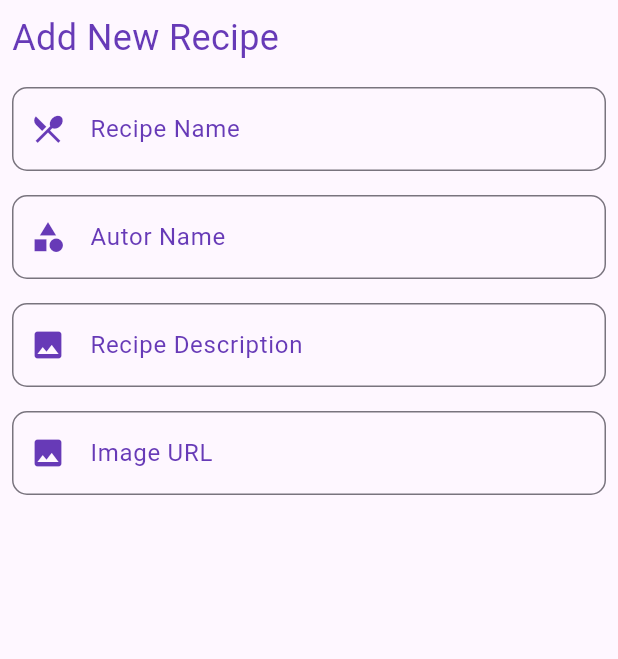
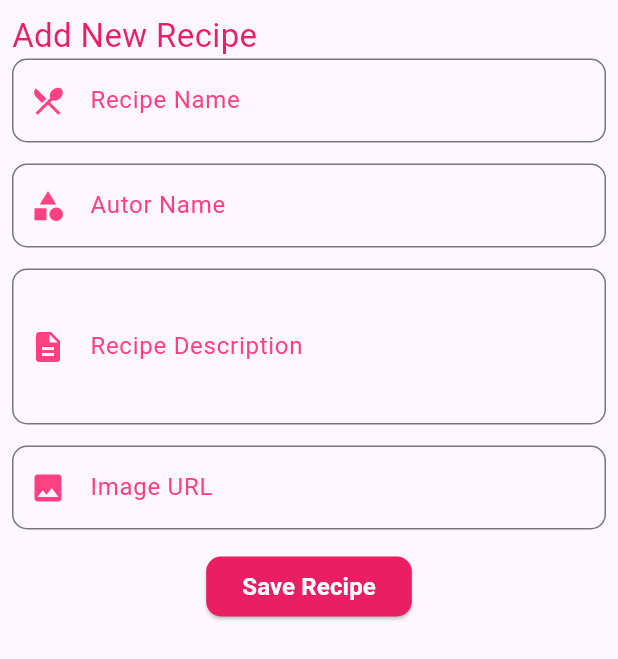
Before and after one commit to angelinajm13/recipe_book, a Flutter app: the RecipeForm widget shown alone on an empty page, opened directly, on a phone screen of 412 x 824 dp. Shown: the top 659 px of the screen. Run offline on Flutter 3.47's test engine with Material 3 defaults, Android fonts, the phone set to English and light mode, and no system bars; network calls fail; Roboto replaces fonts that are missing (Quicksand).

Commit message:
botón save y scroll en form

```diff
--- a/lib/screens/home_screen.dart
+++ b/lib/screens/home_screen.dart
@@ -31,11 +31,24 @@ class HomeScreen extends StatelessWidget {
 Future<void> _showBottom(BuildContext context) {
   return showModalBottomSheet(
     context: context,
-    builder: (contexto) => Container(
-      width: MediaQuery.of(context).size.width,
-      height: 500,
-      color: Colors.white,
-      child: RecipeForm(),
+    isScrollControlled: true,
+    builder: (contexto) => Padding(
+      padding: EdgeInsets.only(
+        bottom: MediaQuery.of(contexto).viewInsets.bottom,
+      ),
+      child: Container(
+        constraints: BoxConstraints(
+          maxHeight: MediaQuery.of(contexto).size.height * 0.5,
+        ),
+        width: MediaQuery.of(contexto).size.width,
+        color: Colors.white,
+        child: Column(
+          mainAxisSize: MainAxisSize.min,
+          children: [
+            Expanded(child: SingleChildScrollView(child: RecipeForm())),
+          ],
+        ),
+      ),
     ),
   );
 }
@@ -105,40 +118,90 @@ class RecipeForm extends StatelessWidget {
     return Padding(
       padding: EdgeInsets.all(8),
       child: Form(
-        // key: _formKey,
+        key: _formKey,
         child: Column(
           crossAxisAlignment: CrossAxisAlignment.start,
           children: [
             Text(
               'Add New Recipe',
-              style: TextStyle(color: Colors.deepPurple, fontSize: 24),
+              style: TextStyle(color: Colors.pink, fontSize: 22),
             ),
-            SizedBox(height: 16),
+
             _buildTextField(
               controller: _recipeName,
               label: 'Recipe Name',
               icon: Icons.restaurant_menu,
+              validator: (value) {
+                if (value == null || value.isEmpty) {
+                  return 'Please enter a recipe name';
+                }
+                return null;
+              },
             ),
+            SizedBox(height: 14),
 
-            SizedBox(height: 16),
             _buildTextField(
               controller: _recipeAutor,
               label: 'Autor Name',
               icon: Icons.category,
+              validator: (value) {
+                if (value == null || value.isEmpty) {
+                  return 'Please enter a autor recipe name';
+                }
+                return null;
+              },
             ),
+            SizedBox(height: 14),
 
-            SizedBox(height: 16),
             _buildTextField(
+              maxLines: 3,
               controller: _recipeDescription,
               label: 'Recipe Description',
-              icon: Icons.image,
+              icon: Icons.description,
+              validator: (value) {
+                if (value == null || value.isEmpty) {
+                  return 'Please enter a recipe description';
+                }
+                return null;
+              },
             ),
+            SizedBox(height: 14),
 
-            SizedBox(height: 16),
             _buildTextField(
               controller: _recipeIMG,
               label: 'Image URL',
               icon: Icons.image,
+              validator: (value) {
+                if (value == null || value.isEmpty) {
+                  return 'Please enter a recipe image URL';
+                }
+                return null;
+              },
+            ),
+            SizedBox(height: 14),
+            Center(
+              child: ElevatedButton(
+                onPressed: () {
+                  if (_formKey.currentState!.validate()) {
+                    // Aquí puedo manejar la lógica para guardar la receta
+                    Navigator.pop(context); // Cierra el modal al guardar
+                  }
+                },
+                style: ElevatedButton.styleFrom(
+                  backgroundColor: Colors.pink,
+                  shape: RoundedRectangleBorder(
+                    borderRadius: BorderRadius.circular(10),
+                  ),
+                ),
+                child: Text(
+                  'Save Recipe',
+                  style: TextStyle(
+                    color: Colors.white,
+                    fontSize: 16,
+                    fontWeight: FontWeight.bold,
+                  ),
+                ),
+              ),
             ),
           ],
         ),
@@ -148,23 +211,27 @@ class RecipeForm extends StatelessWidget {
 
   Widget _buildTextField({
     required String label,
-    IconData? icon,
+    required IconData? icon,
     required TextEditingController controller,
+    required String? Function(String?) validator,
+    int maxLines = 1,
   }) {
     return TextFormField(
       decoration: InputDecoration(
         labelText: label,
         labelStyle: TextStyle(
           fontFamily: 'Quicksand',
-          color: Colors.deepPurple,
+          color: Colors.pinkAccent,
         ),
-        prefixIcon: icon != null ? Icon(icon, color: Colors.deepPurple) : null,
+        prefixIcon: icon != null ? Icon(icon, color: Colors.pinkAccent) : null,
         border: OutlineInputBorder(borderRadius: BorderRadius.circular(10)),
         focusedBorder: OutlineInputBorder(
-          borderSide: BorderSide(color: Colors.deepPurple, width: 2),
+          borderSide: BorderSide(color: Colors.pinkAccent, width: 2),
           borderRadius: BorderRadius.circular(10),
         ),
       ),
+      validator: validator,
+      maxLines: maxLines,
     );
   }
 }
```
